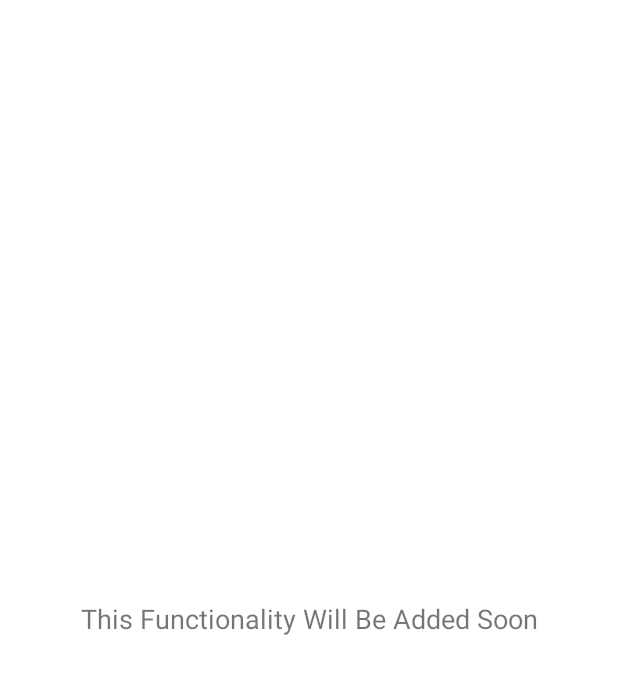
After one commit to lakshaygarg128/fomo, an Android app: the CartActivity screen opened directly, with no data from a screen before it, on a phone screen of 412 x 824 dp. The commit adds this screen. Shown: the top 674 px of the screen. Run offline under Robolectric (Android 15) with nearby library versions, the phone set to English and light mode, and no system bars.

Commit message:
Added Cart and MyOrders

```diff
--- a/app/src/main/AndroidManifest.xml
+++ b/app/src/main/AndroidManifest.xml
@@ -13,6 +13,12 @@
         android:roundIcon="@mipmap/ic_launcher_round"
         android:supportsRtl="true"
         android:theme="@style/Theme.Fomo">
+        <activity
+            android:name=".CartActivity"
+            android:exported="false" />
+        <activity
+            android:name=".OrderActivity"
+            android:exported="false" />
         <activity
             android:name=".RecipeActivity"
             android:exported="false" />
--- /dev/null
+++ b/app/src/main/java/com/example/fomo/CartActivity.kt
@@ -0,0 +1,11 @@
+package com.example.fomo
+
+import androidx.appcompat.app.AppCompatActivity
+import android.os.Bundle
+
+class CartActivity : AppCompatActivity() {
+    override fun onCreate(savedInstanceState: Bundle?) {
+        super.onCreate(savedInstanceState)
+        setContentView(R.layout.activity_cart)
+    }
+}
--- a/app/src/main/java/com/example/fomo/LocationFragment.kt
+++ b/app/src/main/java/com/example/fomo/LocationFragment.kt
@@ -61,7 +61,7 @@ class LocationFragment : Fragment(R.layout.fragment_location), onRecipeClicked {
             task.addOnSuccessListener {
                 if(it!=null){
                     //Toast.makeText(activity as Context,"${it.latitude} ${it.longitude}",Toast.LENGTH_SHORT).show()
-                    binding.weather.text = "Your location is ${it.longitude}"
+
                     latitude=it.latitude.toString()
                     longitute=it.longitude.toString()
                 }
--- /dev/null
+++ b/app/src/main/res/layout/activity_cart.xml
@@ -0,0 +1,20 @@
+<?xml version="1.0" encoding="utf-8"?>
+<androidx.constraintlayout.widget.ConstraintLayout xmlns:android="http://schemas.android.com/apk/res/android"
+    xmlns:app="http://schemas.android.com/apk/res-auto"
+    xmlns:tools="http://schemas.android.com/tools"
+    android:layout_width="match_parent"
+    android:layout_height="match_parent"
+    tools:context=".CartActivity">
+    <TextView
+        android:id="@+id/textView"
+        android:layout_width="wrap_content"
+        android:layout_height="wrap_content"
+        android:text="@string/coming_soon"
+        android:textSize="18sp"
+        app:layout_constraintBottom_toBottomOf="parent"
+        app:layout_constraintEnd_toEndOf="parent"
+        app:layout_constraintHorizontal_bias="0.5"
+        app:layout_constraintStart_toStartOf="parent"
+        app:layout_constraintTop_toTopOf="parent" />
+
+</androidx.constraintlayout.widget.ConstraintLayout>
--- a/app/src/main/res/values/strings.xml
+++ b/app/src/main/res/values/strings.xml
@@ -17,4 +17,5 @@
     <string name="reset_email_sent">A Reset Email Has Been Sent To the Registered Id</string>
     <string name="recipe">Recipe</string>
     <string name="order_now">Order</string>
+    <string name="coming_soon">This Functionality Will Be Added Soon</string>
 </resources>
```
Also changed, not shown: app/src/main/java/com/example/fomo/CartFragment.kt (deleted, +0 -23 lines), app/src/main/java/com/example/fomo/OrderActivity.kt (added, +11 -0 lines), app/src/main/java/com/example/fomo/OrderFragment.kt (deleted, +0 -25 lines), app/src/main/java/com/example/fomo/ProfileFragment.kt (+6 -4 lines), app/src/main/res/layout/activity_order.xml (added, +20 -0 lines), app/src/main/res/layout/fragment_cart.xml (deleted, +0 -14 lines), app/src/main/res/layout/fragment_order.xml (deleted, +0 -14 lines).
